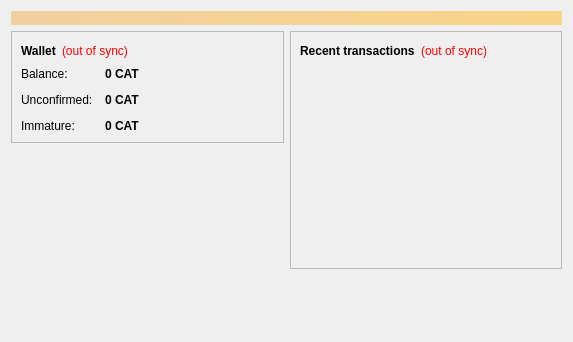
First picture: the form in src/qt/forms/overviewpage.ui, repository unicorncoin/unicorncoin, before the edit.
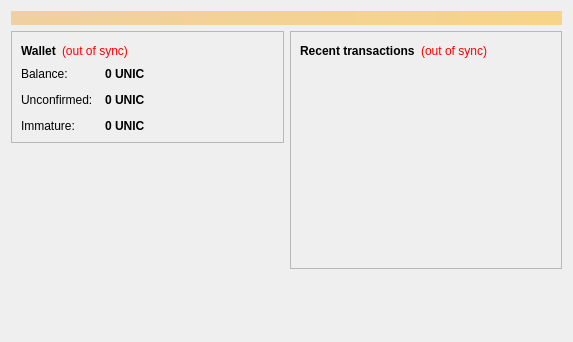
Second picture: the form after the edit.

Diff of the .ui file:
```diff
--- a/src/qt/forms/overviewpage.ui
+++ b/src/qt/forms/overviewpage.ui
@@ -122,7 +122,7 @@
                <string>Your current balance</string>
               </property>
               <property name="text">
-               <string notr="true">0 CAT</string>
+               <string notr="true">0 UNIC</string>
               </property>
               <property name="textInteractionFlags">
                <set>Qt::LinksAccessibleByMouse|Qt::TextSelectableByKeyboard|Qt::TextSelectableByMouse</set>
@@ -151,7 +151,7 @@
                <string>Total of transactions that have yet to be confirmed, and do not yet count toward the current balance</string>
               </property>
               <property name="text">
-               <string notr="true">0 CAT</string>
+               <string notr="true">0 UNIC</string>
               </property>
               <property name="textInteractionFlags">
                <set>Qt::LinksAccessibleByMouse|Qt::TextSelectableByKeyboard|Qt::TextSelectableByMouse</set>
@@ -177,7 +177,7 @@
                <string>Mined balance that has not yet matured</string>
               </property>
               <property name="text">
-               <string notr="true">0 CAT</string>
+               <string notr="true">0 UNIC</string>
               </property>
               <property name="textInteractionFlags">
                <set>Qt::LinksAccessibleByMouse|Qt::TextSelectableByKeyboard|Qt::TextSelectableByMouse</set>
```
Left out of the diff: 4 changed lines with no effect on the pictures.
